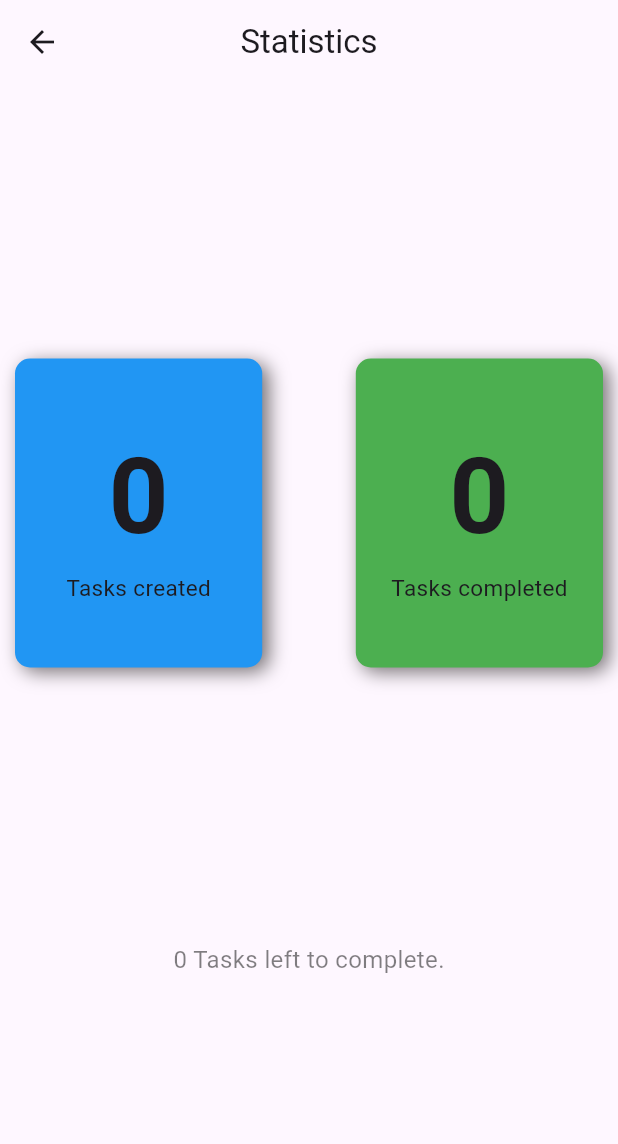
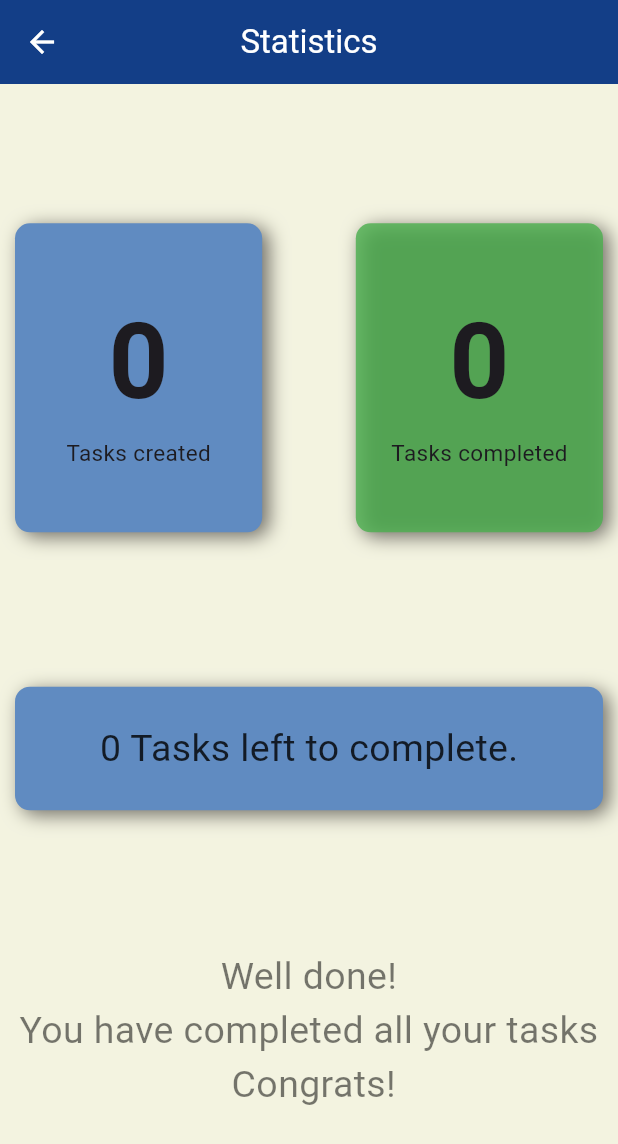
Before and after one commit to KwesiEren/prikrakra_v3, a Flutter app: the GuestviewPage screen opened by its route, after a tap on the "menu" icon, after a tap on "Statistics", on a phone screen of 412 x 824 dp. Shown: the top 1144 px of the screen. Run offline on Flutter 3.47's test engine with Material 3 defaults, Android fonts, the phone set to English and light mode, and no system bars; our stand-ins replace flutter_styled_toast, internet_connection_checker_plus, shared_preferences, sqflite, supabase_flutter; missing offline and left inert: xor_encryption; accounts and stored records are empty.

Commit message:
almost done with the Edit details page

```diff
--- a/lib/main.dart
+++ b/lib/main.dart
@@ -1,4 +1,6 @@
 import 'package:flutter/material.dart';
+import 'package:prikrakra_v3/pages/edit_user_page.dart';
+import 'package:prikrakra_v3/pages/tNc_page.dart';
 import 'package:supabase_flutter/supabase_flutter.dart';
 
 import 'pages/statistics_page.dart';
@@ -46,6 +48,8 @@ class MyApp extends StatelessWidget {
       '/signup': (context) => const SignUp(),
       '/statistics': (context) => const StatisticsPage(),
       '/edwin': (context) => const SurveyPage(),
+      '/edit_details': (context) => const EditUserPage(),
+      '/tNc': (context) => const TermsAndCondPage(),
     });
   }
 }
--- a/lib/pages/authed/worksheet.dart
+++ b/lib/pages/authed/worksheet.dart
@@ -256,7 +256,9 @@ class _WorkAreaState extends State<WorkArea> {
                   ),
                   if (isLoggedIn)
                     ListTile(
-                      onTap: () {},
+                      onTap: () {
+                        Navigator.pushNamed(context, '/edit_details');
+                      },
                       title: ButnTyp2(
                           text: 'Edit User Information',
                           size: 20,
@@ -281,7 +283,7 @@ class _WorkAreaState extends State<WorkArea> {
                   ),
                   ListTile(
                     onTap: () {
-                      Navigator.pushNamed(context, '/edwin');
+                      Navigator.pushNamed(context, '/tNc');
                     },
                     title: ButnTyp2(
                         text: 'Terms and Conditions',
--- a/lib/pages/statistics_page.dart
+++ b/lib/pages/statistics_page.dart
@@ -1,6 +1,11 @@
 import 'package:flutter/material.dart';
 import 'package:prikrakra_v3/services/supabase_config/sb_db.dart';
 import 'package:prikrakra_v3/utils/shared_preferences_helper.dart';
+
+import '../models/gtask.dart';
+import '../models/task.dart';
+import '../services/localdb_config/db_provider.dart';
+import '../services/supabase_config/sb_auth.dart';
 
 class StatisticsPage extends StatefulWidget {
   const StatisticsPage({super.key});
@@ -11,6 +16,11 @@ class StatisticsPage extends StatefulWidget {
 
 class _StatisticsPageState extends State<StatisticsPage> {
   final dbConfig = SupaDB();
+  final _auth = SBAuth();
+  final isLoading = true;
+
+  List<Task?> _guestTask = [];
+  List<Todo?> _userTask = [];
   String? catchUser;
   int userTasks = 0; // Changed to int
   int completedTasks = 0;
@@ -18,29 +28,79 @@ class _StatisticsPageState extends State<StatisticsPage> {
 
   @override
   void initState() {
-    _fetchTaskStatistics();
+    _initLoginStatus();
     super.initState();
   }
 
-  Future<void> _fetchTaskStatistics() async {
-    catchUser = SharedPreferencesHelper.getUsername() as String?;
-    if (catchUser == null) return;
+  Future<void> _initLoginStatus() async {
+    final isLoggedIn = await _auth.isLoggedIn();
+    if (isLoggedIn) {
+      // Retrieve the logged-in user's name
+      final userName = await _auth.getLoggedInUserName();
 
-    try {
-      final taskCount = await dbConfig.countTaskCreated(catchUser!);
-      final completedCount =
-          await dbConfig.countTasksByStatus(catchUser!, true);
-      final uncompletedCount =
-          await dbConfig.countTasksByStatus(catchUser!, false);
+      setState(() {
+        catchUser = userName;
+      });
 
+      await _authedUserTaskStatistics();
+    } else {
+      await _fetchguestTaskStatistics();
+    }
+  }
+
+  Future<void> _loadguestTodos() async {
+    List<Task> todos = await SharedPreferencesHelper.getTodoList();
+    setState(() {
+      _guestTask = todos;
+    });
+  }
+
+  Future<void> _loadUserTodos() async {
+    final tasks = await AppDB.instance.getUserTodos(catchUser!);
+    setState(() {
+      _userTask = tasks;
+    });
+  }
+
+  // Future<void> _initializeData() async {
+  //   // Fetch task statistics
+  //   await _fetchguestTaskStatistics();
+  // }
+
+  Future<void> _authedUserTaskStatistics() async {
+    await _loadUserTodos();
+
+    List<Todo?> _completedTask =
+        _userTask.where((task) => task!.status == true).toList();
+    List<Todo?> _uncompletedTask =
+        _userTask.where((task) => task!.status == false).toList();
+
+    final taskCount = _userTask.length;
+    final completedCount = _completedTask.length;
+    final uncompletedCount = _uncompletedTask.length;
     setState(() {
       userTasks = taskCount;
       completedTasks = completedCount;
       uncompletedTasks = uncompletedCount;
     });
-    } catch (e) {
-      debugPrint('Error fetching task count: $e');
   }
+
+  Future<void> _fetchguestTaskStatistics() async {
+    await _loadguestTodos();
+
+    List<Task?> _completedTask =
+        _guestTask.where((task) => task!.status == true).toList();
+    List<Task?> _uncompletedTask =
+        _guestTask.where((task) => task!.status == false).toList();
+
+    final taskCount = _guestTask.length;
+    final completedCount = _completedTask.length;
+    final uncompletedCount = _uncompletedTask.length;
+    setState(() {
+      userTasks = taskCount;
+      completedTasks = completedCount;
+      uncompletedTasks = uncompletedCount;
+    });
   }
 
   @override
@@ -50,9 +110,19 @@ class _StatisticsPageState extends State<StatisticsPage> {
       appBar: AppBar(
         title: const Text('Statistics'),
         centerTitle: true,
+        backgroundColor: const Color.fromRGBO(19, 62, 135, 1),
+        foregroundColor: Colors.white,
       ),
       body: SafeArea(
         child: Center(
+          child: Container(
+            width: screen.width,
+            decoration:
+                //Background Image block:
+                const BoxDecoration(color: Color.fromRGBO(243, 243, 224, 1)
+                    // image: DecorationImage(
+                    //     fit: BoxFit.cover, image: AssetImage('assets/bg3.jpg')),
+                    ),
             child: Column(
               mainAxisAlignment: MainAxisAlignment.spaceEvenly,
               children: [
@@ -65,7 +135,7 @@ class _StatisticsPageState extends State<StatisticsPage> {
                         width: screen.width * 0.4,
                         height: screen.height * 0.25,
                         decoration: BoxDecoration(
-                        color: Colors.blue,
+                          color: const Color.fromRGBO(96, 139, 193, 1),
                           borderRadius: BorderRadius.circular(10),
                           boxShadow: const [
                             BoxShadow(
@@ -79,7 +149,7 @@ class _StatisticsPageState extends State<StatisticsPage> {
                           mainAxisAlignment: MainAxisAlignment.center,
                           children: [
                             Text(
-                            userTasks.toString(), // Convert to string
+                              '$userTasks',
                               style: const TextStyle(
                                   fontSize: 70, fontWeight: FontWeight.bold),
                             ),
@@ -94,7 +164,7 @@ class _StatisticsPageState extends State<StatisticsPage> {
                         width: screen.width * 0.4,
                         height: screen.height * 0.25,
                         decoration: BoxDecoration(
-                        color: Colors.green,
+                          color: const Color.fromARGB(208, 76, 175, 79),
                           borderRadius: BorderRadius.circular(10),
                           boxShadow: const [
                             BoxShadow(
@@ -108,7 +178,7 @@ class _StatisticsPageState extends State<StatisticsPage> {
                           mainAxisAlignment: MainAxisAlignment.center,
                           children: [
                             Text(
-                            completedTasks.toString(), // Convert to string
+                              '$completedTasks', // Convert to string
                               style: const TextStyle(
                                   fontSize: 70, fontWeight: FontWeight.bold),
                             ),
@@ -123,13 +193,45 @@ class _StatisticsPageState extends State<StatisticsPage> {
                   ),
                 ),
                 Container(
+                  margin: const EdgeInsets.all(10),
+                  // width: screen.width * 0.5,
+                  height: screen.height * 0.1,
+                  decoration: BoxDecoration(
+                    color: Color.fromRGBO(96, 139, 193, 1),
+                    borderRadius: BorderRadius.circular(10),
+                    boxShadow: const [
+                      BoxShadow(
+                        color: Color.fromARGB(148, 19, 15, 15),
+                        offset: Offset(4, 3),
+                        blurRadius: 10,
+                      )
+                    ],
+                  ),
+                  child: Center(
                     child: Text(
                       '$uncompletedTasks Tasks left to complete.', // Convert to string
                       style: const TextStyle(
-                      fontSize: 16, color: Color.fromARGB(127, 0, 0, 0)),
+                          fontSize: 25, color: Color.fromARGB(205, 0, 0, 0)),
                     ),
                   ),
+                ),
+                if (uncompletedTasks != 0)
+                  Container(
+                    child: const Text(
+                        'You have still have work to finish, don\'t be a slacker!',
+                        style: TextStyle(
+                            fontSize: 16, color: Color.fromARGB(205, 0, 0, 0))),
+                  )
+                else
+                  Container(
+                    child: const Text(
+                        textAlign: TextAlign.center,
+                        'Well done!\nYou have completed all your tasks\n Congrats!',
+                        style: TextStyle(
+                            fontSize: 25, color: Color.fromARGB(134, 0, 0, 0))),
+                  ),
               ],
+            ),
           ),
         ),
       ),
--- a/lib/pages/unauthed/guestview_page.dart
+++ b/lib/pages/unauthed/guestview_page.dart
@@ -159,7 +159,7 @@ class _GuestviewPageState extends State<GuestviewPage> {
                 ),
                 ListTile(
                   onTap: () {
-                    Navigator.pushNamed(context, '/edwin');
+                    Navigator.pushNamed(context, '/tNc');
                   },
                   title: ButnTyp2(
                       text: 'Terms and Conditions',
```
Also changed, not shown: lib/pages/authed/auth_user_page.dart (+1 -21 lines), lib/pages/edit_user_page.dart (added, +243 -0 lines), lib/pages/tnc_page.dart (added, +22 -0 lines). Lines whose indentation alone changed are shown as unchanged.
